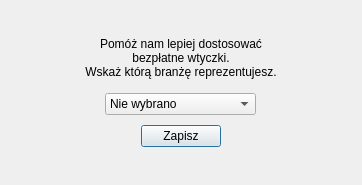
Qt form ui/qgis_feed.ui (envirosolutionspl/uldk_gugik) before a commit.
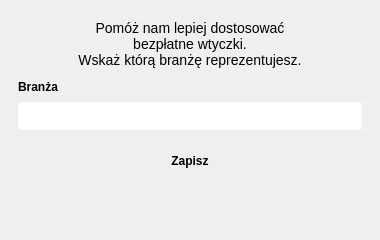
The same form after that commit. Icons and pictures are not drawn.

Commit message:
Poprawa UI qgisfeed #137
* Poprawa UI qgisfeed.

* Poprawka do wyboru branż jeżeli nie są zgodne z aktualnym słownikiem

The edit to the form file:
```diff
--- a/ui/qgis_feed.ui
+++ b/ui/qgis_feed.ui
@@ -6,65 +6,121 @@
    <rect>
     <x>0</x>
     <y>0</y>
-    <width>362</width>
-    <height>185</height>
+    <width>380</width>
+    <height>240</height>
    </rect>
   </property>
   <property name="windowTitle">
    <string>Nowości EnviroSolutions - Wybór branży</string>
   </property>
-  <layout class="QGridLayout" name="gridLayout">
-   <item row="1" column="0" rowspan="2" colspan="2">
-    <layout class="QGridLayout" name="gridLayout_2" rowminimumheight="0,0,0,0,0">
+  <property name="styleSheet">
+   <string notr="true">QLabel#label { font-size: 14px; }
+QLabel#lbl_field { font-weight: 700; }
+QLabel#lbl_logo { padding: 2px 6px; }
+QComboBox { border-radius: 4px; padding: 3px 8px; min-height: 22px; }
+QComboBox::drop-down { subcontrol-origin: padding; subcontrol-position: center right; width: 22px; border: none; }
+QComboBox::down-arrow { image: url(uldkimg:chevron_down.svg); width: 12px; height: 12px; }
+QPushButton#pushButton { font-weight: 700; border: none; border-radius: 4px; padding: 5px 16px; }
+QPushButton:focus, QComboBox:focus { outline: none; }
+
+QDialog[theme="light"] { background: #ffffff; }
+QDialog[theme="light"] QLabel { color: #23282a; }
+QDialog[theme="light"] QLabel#label { color: #3b5a3e; }
+QDialog[theme="light"] QFrame#footer_frame { background: #f6f8f6; border: none; border-top: 1px solid #d6ded6; }
+QDialog[theme="light"] QComboBox { background: #ffffff; color: #23282a; border: 1px solid #b9c7ba; selection-background-color: #4c6e4f; selection-color: #ffffff; }
+QDialog[theme="light"] QComboBox:focus, QDialog[theme="light"] QComboBox:on { border: 1px solid #4c6e4f; }
+QDialog[theme="light"] QComboBox QAbstractItemView { background: #ffffff; color: #23282a; border: 1px solid #b9c7ba; selection-background-color: #4c6e4f; selection-color: #ffffff; }
+QDialog[theme="light"] QPushButton#pushButton { background: #4c6e4f; color: #ffffff; }
+QDialog[theme="light"] QPushButton#pushButton:hover { background: #5b8260; }
+QDialog[theme="light"] QPushButton#pushButton:pressed { background: #3d5a40; }
+
+QDialog[theme="dark"] { background: #2b2d2e; }
+QDialog[theme="dark"] QLabel { color: #e6e9e7; }
+QDialog[theme="dark"] QLabel#label { color: #a9cfac; }
+QDialog[theme="dark"] QFrame#footer_frame { background: #303334; border: none; border-top: 1px solid #44494a; }
+QDialog[theme="dark"] QComboBox { background: #1f2122; color: #e6e9e7; border: 1px solid #5a6162; selection-background-color: #5b8260; selection-color: #ffffff; }
+QDialog[theme="dark"] QComboBox:focus, QDialog[theme="dark"] QComboBox:on { border: 1px solid #6f9c73; }
+QDialog[theme="dark"] QComboBox QAbstractItemView { background: #1f2122; color: #e6e9e7; border: 1px solid #5a6162; selection-background-color: #5b8260; selection-color: #ffffff; }
+QDialog[theme="dark"] QPushButton#pushButton { background: #5b8260; color: #ffffff; }
+QDialog[theme="dark"] QPushButton#pushButton:hover { background: #6f9c73; }
+QDialog[theme="dark"] QPushButton#pushButton:pressed { background: #4c6e4f; }</string>
+  </property>
+  <property name="theme" stdset="0">
+   <string notr="true">light</string>
+  </property>
+  <layout class="QVBoxLayout" name="verticalLayout_root" stretch="1,0">
+   <property name="spacing">
+    <number>0</number>
+   </property>
+   <property name="leftMargin">
+    <number>0</number>
+   </property>
+   <property name="topMargin">
+    <number>0</number>
+   </property>
+   <property name="rightMargin">
+    <number>0</number>
+   </property>
+   <property name="bottomMargin">
+    <number>0</number>
+   </property>
+   <item>
+    <layout class="QVBoxLayout" name="verticalLayout_body">
+     <property name="spacing">
+      <number>8</number>
+     </property>
+     <property name="leftMargin">
+      <number>18</number>
+     </property>
+     <property name="topMargin">
+      <number>20</number>
+     </property>
+     <property name="rightMargin">
+      <number>18</number>
+     </property>
      <property name="bottomMargin">
-      <number>6</number>
+      <number>16</number>
      </property>
-     <property name="verticalSpacing">
-      <number>10</number>
-     </property>
-     <item row="1" column="0">
-      <spacer name="horizontalSpacer">
-       <property name="orientation">
-        <enum>Qt::Horizontal</enum>
-       </property>
-       <property name="sizeHint" stdset="0">
-        <size>
-         <width>10</width>
-         <height>20</height>
-        </size>
-       </property>
-      </spacer>
-     </item>
-     <item row="0" column="1">
-      <spacer name="verticalSpacer_2">
-       <property name="orientation">
-        <enum>Qt::Vertical</enum>
-       </property>
-       <property name="sizeHint" stdset="0">
-        <size>
-         <width>20</width>
-         <height>5</height>
-        </size>
-       </property>
-      </spacer>
-     </item>
-     <item row="1" column="1">
+     <item>
       <widget class="QLabel" name="label">
-       <property name="minimumSize">
-        <size>
-         <width>300</width>
-         <height>50</height>
-        </size>
-       </property>
        <property name="text">
         <string>&lt;html&gt;&lt;head/&gt;&lt;body&gt;&lt;p align=&quot;center&quot;&gt;Pomóż nam lepiej dostosować&lt;br/&gt;bezpłatne wtyczki.&lt;br/&gt;Wskaż którą branżę reprezentujesz.&lt;/p&gt;&lt;/body&gt;&lt;/html&gt;</string>
        </property>
+       <property name="wordWrap">
+        <bool>true</bool>
+       </property>
       </widget>
      </item>
-     <item row="2" column="1" alignment="Qt::AlignHCenter|Qt::AlignVCenter">
+     <item>
+      <spacer name="verticalSpacer_body">
+       <property name="orientation">
+        <enum>Qt::Vertical</enum>
+       </property>
+       <property name="sizeType">
+        <enum>QSizePolicy::Fixed</enum>
+       </property>
+       <property name="sizeHint" stdset="0">
+        <size>
+         <width>10</width>
+         <height>4</height>
+        </size>
+       </property>
+      </spacer>
+     </item>
+     <item>
+      <widget class="QLabel" name="lbl_field">
+       <property name="text">
+        <string>Branża</string>
+       </property>
+      </widget>
+     </item>
+     <item>
       <widget class="QComboBox" name="comboBox">
-       <property name="layoutDirection">
-        <enum>Qt::LeftToRight</enum>
+       <property name="minimumSize">
+        <size>
+         <width>0</width>
+         <height>30</height>
+        </size>
        </property>
        <property name="locale">
         <locale language="Polish" country="Poland"/>
@@ -72,130 +128,64 @@
        <property name="editable">
         <bool>false</bool>
        </property>
-       <item>
-        <property name="text">
-         <string>Nie wybrano</string>
-        </property>
-       </item>
-       <item>
-        <property name="text">
-         <string>Energetyka/OZE</string>
-        </property>
-       </item>
-       <item>
-        <property name="text">
-         <string>Urząd</string>
-        </property>
-       </item>
-       <item>
-        <property name="text">
-         <string>Transport/Drogi</string>
-        </property>
-       </item>
-       <item>
-        <property name="text">
-         <string>Planowanie/Geodezja</string>
-        </property>
-       </item>
-       <item>
-        <property name="text">
-         <string>WodKan</string>
-        </property>
-       </item>
-       <item>
-        <property name="text">
-         <string>Środowisko</string>
-        </property>
-       </item>
-       <item>
-        <property name="text">
-         <string>Rolnictwo/Leśnictwo</string>
-        </property>
-       </item>
-       <item>
-        <property name="text">
-         <string>Telkom</string>
-        </property>
-       </item>
-       <item>
-        <property name="text">
-         <string>Edukacja</string>
-        </property>
-       </item>
-       <item>
-        <property name="text">
-         <string>Inne</string>
-        </property>
-       </item>
-       <item>
-        <property name="text">
-         <string>IT</string>
-        </property>
-       </item>
-       <item>
-        <property name="text">
-         <string>Nieruchomości</string>
-        </property>
-       </item>
       </widget>
      </item>
-     <item row="4" column="1">
-      <spacer name="verticalSpacer">
+     <item>
+      <spacer name="verticalSpacer_bottom">
        <property name="orientation">
         <enum>Qt::Vertical</enum>
        </property>
        <property name="sizeHint" stdset="0">
         <size>
-         <width>20</width>
-         <height>5</height>
-        </size>
-       </property>
-      </spacer>
-     </item>
-     <item row="1" column="2">
-      <spacer name="horizontalSpacer_2">
-       <property name="orientation">
-        <enum>Qt::Horizontal</enum>
-       </property>
-       <property name="sizeHint" stdset="0">
-        <size>
          <width>10</width>
-         <height>20</height>
+         <height>10</height>
         </size>
        </property>
       </spacer>
      </item>
-     <item row="3" column="1">
-      <layout class="QGridLayout" name="gridLayout_3">
-       <item row="0" column="0">
-        <spacer name="horizontalSpacer_3">
+     <item>
+      <layout class="QHBoxLayout" name="horizontalLayout_buttons">
+       <item>
+        <spacer name="horizontalSpacer_buttons">
          <property name="orientation">
           <enum>Qt::Horizontal</enum>
          </property>
          <property name="sizeHint" stdset="0">
           <size>
-           <width>20</width>
-           <height>20</height>
+           <width>40</width>
+           <height>10</height>
           </size>
          </property>
         </spacer>
        </item>
-       <item row="0" column="1">
+       <item>
         <widget class="QPushButton" name="pushButton">
+         <property name="minimumSize">
+          <size>
+           <width>110</width>
+           <height>30</height>
+          </size>
+         </property>
+         <property name="cursor">
+          <cursorShape>PointingHandCursor</cursorShape>
+         </property>
          <property name="text">
           <string>Zapisz</string>
          </property>
+         <property name="default">
+          <bool>true</bool>
+         </property>
         </widget>
        </item>
-       <item row="0" column="2">
-        <spacer name="horizontalSpacer_4">
+       <item>
+        <spacer name="horizontalSpacer_buttons_right">
          <property name="orientation">
           <enum>Qt::Horizontal</enum>
          </property>
          <property name="sizeHint" stdset="0">
           <size>
-           <width>20</width>
-           <height>20</height>
+           <width>40</width>
+           <height>10</height>
           </size>
          </property>
         </spacer>
@@ -204,6 +194,37 @@
      </item>
     </layout>
    </item>
+   <item>
+    <widget class="QFrame" name="footer_frame">
+     <layout class="QHBoxLayout" name="horizontalLayout_footer">
+      <property name="leftMargin">
+       <number>12</number>
+      </property>
+      <property name="topMargin">
+       <number>6</number>
+      </property>
+      <property name="rightMargin">
+       <number>12</number>
+      </property>
+      <property name="bottomMargin">
+       <number>6</number>
+      </property>
+      <item>
+       <widget class="QLabel" name="lbl_logo">
+        <property name="minimumSize">
+         <size>
+          <width>160</width>
+          <height>36</height>
+         </size>
+        </property>
+        <property name="alignment">
+         <set>Qt::AlignCenter</set>
+        </property>
+       </widget>
+      </item>
+     </layout>
+    </widget>
+   </item>
   </layout>
  </widget>
  <resources/>
```
Left out of the diff: 10 changed lines with no effect on the pictures. The commit also changes 5 other files.
